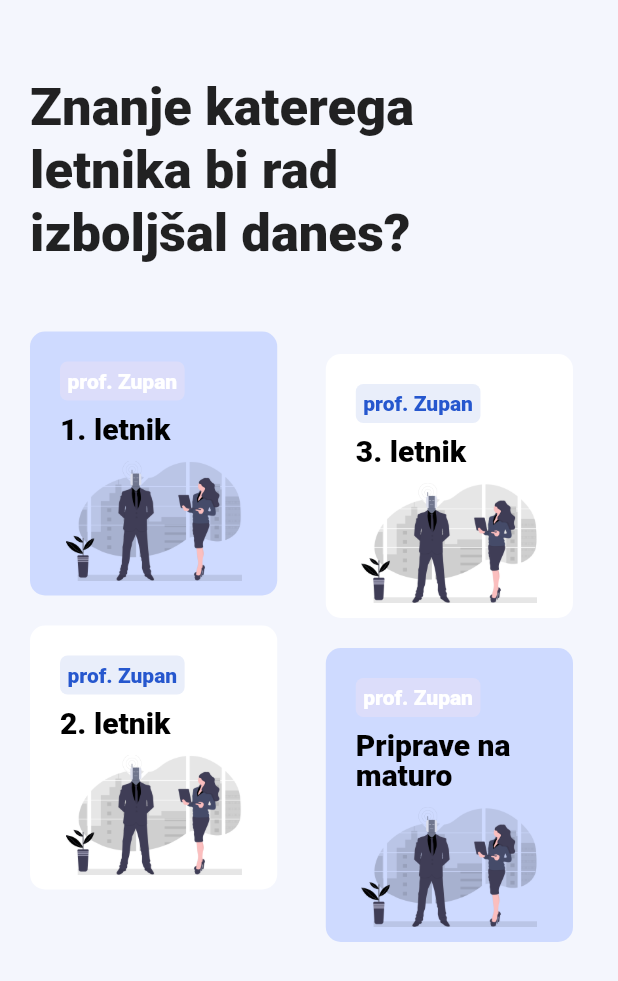
After one commit to MatejAleksov/fizika_flutter, a Flutter app: the screen it shows after launch, after a tap on "Nadaljuj v učbenik", on a phone screen of 412 x 824 dp. The commit adds this screen. Shown: the top 981 px of the screen. Run offline on Flutter 3.47's test engine with Material 2 defaults, Android fonts, the phone set to English and light mode, and no system bars; Roboto replaces fonts that are missing (Montserrat); project files that could hold a hidden picture were left out.

Commit message:
Revert "Modifications pero"

```diff
--- /dev/null
+++ b/lib/MainPage.dart
@@ -0,0 +1,124 @@
+import 'package:flutter/cupertino.dart';
+import 'package:flutter/material.dart';
+
+class MainPage extends StatelessWidget {
+  @override
+  Widget build(BuildContext context) {
+    return MaterialApp(
+      debugShowCheckedModeBanner: false,
+      home: mainPage(),
+    );
+  }
+}
+
+class mainPage extends StatefulWidget {
+  @override
+  _mainPageState createState() => _mainPageState();
+}
+
+class _mainPageState extends State<mainPage> {
+  @override
+  Widget build(BuildContext context) {
+    return Scaffold(
+      backgroundColor: Color(0xfff4f6fd),
+      body: Container(
+        padding:  EdgeInsets.only(top: 40, left: 20, right: 30),
+        child: Column(
+          crossAxisAlignment: CrossAxisAlignment.start,
+           children: <Widget>[
+             SizedBox(height: 10,),
+             Text("Znanje katerega\nletnika bi rad\nizboljšal danes?", style: TextStyle(
+               fontSize: 35,
+               height: 1.2,
+               fontWeight: FontWeight.w900,
+               fontFamily: 'Montserrat'
+             ),),
+             SizedBox(
+                 height:10,
+             ),
+             Expanded(
+               child: SingleChildScrollView(
+                 child: Row(
+                   mainAxisAlignment: MainAxisAlignment.spaceBetween,
+                   children: <Widget> [
+                     Container(
+                       width: MediaQuery.of(context).size.width*0.4,
+                       child: Column(
+                         mainAxisAlignment: MainAxisAlignment.spaceBetween,
+                         children: <Widget>[
+                           courseWidget('prof. Zupan', '1. letnik', 'learn', Color(0xffbdcddfa), Color(0xffcedaff)),
+                           SizedBox(height: 20),
+                           courseWidget('prof. Zupan', '2. letnik', 'learn', Color(0xffe9eefa), Colors.white),
+                         ],
+                       ),
+                     ),
+                     Container(
+                       width: MediaQuery.of(context).size.width*0.4,
+                       child: Column(
+                         mainAxisAlignment: MainAxisAlignment.spaceBetween,
+                         children: <Widget>[
+                           SizedBox(height: 50,),
+                           courseWidget('prof. Zupan', '3. letnik', 'learn', Color(0xffe9eefa), Colors.white),
+                           SizedBox(height: 20),
+                           courseWidget('prof. Zupan', 'Priprave na maturo', 'learn', Color(0xffbdcddfa), Color(0xffcedaff)),
+                         ],
+                       ),
+                     )
+                   ],
+                 ),
+               ),
+             )
+           ],
+        ),
+      ),
+    );
+  }
+  Container courseWidget(String professor, String letnik, String image, Color categoryColor, Color bgColor)
+  {
+     return Container(
+       padding: EdgeInsets.only(top: 20, right: 20, left: 20, bottom: 10),
+       decoration: BoxDecoration(
+         color: bgColor,
+         borderRadius: BorderRadius.all(Radius.circular(10))
+       ),
+       child: InkWell(
+         onTap: (){},
+         child: Column(
+           crossAxisAlignment: CrossAxisAlignment.start,
+           children: <Widget>[
+              Container(
+                padding: EdgeInsets.all(5),
+                decoration: BoxDecoration(
+                  color: categoryColor,
+                  borderRadius: BorderRadius.all(Radius.circular(5)),
+                ),
+                child: Text('$professor', style: TextStyle(
+                  color: (categoryColor == Color(0xffe9eefa) ? Color(0xff2657ce) : Colors.white),
+                  fontWeight: FontWeight.w900
+                ),),
+              ),
+             SizedBox(height: 10,),
+             Text('$letnik', style: TextStyle(
+               color: (bgColor == Color(0xffff5954) ? Colors.white : Colors.black),
+               fontSize: 20,
+               height: 1,
+               fontWeight: FontWeight.w900
+             ),),
+             SizedBox(height: 10,),
+             Hero(
+               tag: '$image',
+               child: Container(
+                 height: 80,
+                 decoration: BoxDecoration(
+                     image: DecorationImage(
+                         image: AssetImage('assets/image/$image.png')
+                     )
+                 ),
+               ),
+             )
+           ],
+         ),
+       ),
+     );
+  }
+}
--- a/lib/main.dart
+++ b/lib/main.dart
@@ -1,21 +1,119 @@
-import 'package:fizika_flutter/ui/home.page.dart';
-import 'package:fizika_flutter/ui/main.page.dart';
 import 'package:flutter/material.dart';
+import 'MainPage.dart';
 
 void main() {
-  runApp(App());
+  runApp(MyApp());
 }
 
-class App extends StatelessWidget {
+class MyApp extends StatelessWidget {
+  // This widget is the root of your application.
+
   @override
   Widget build(BuildContext context) {
     return MaterialApp(
       debugShowCheckedModeBanner: false,
-      theme: ThemeData(fontFamily: 'Montserrat'),
+      theme: ThemeData(
+        fontFamily: 'Montserrat'
+      ),
+      home: MyHomePage(),
       routes: {
-        HomePage.ROUTE_NAME: (context) => HomePage(),
-        MainPage.ROUTE_NAME: (context) => MainPage(),
+        '/MainPage' : (context)=>MainPage(),
       },
     );
   }
 }
+
+class MyHomePage extends StatefulWidget {
+  @override
+  _MyHomePageState createState() => _MyHomePageState();
+}
+
+class _MyHomePageState extends State<MyHomePage> {
+  @override
+  Widget build(BuildContext context) {
+    return Scaffold(
+      backgroundColor: Color(0xffff6a65),
+      body: Column(
+        mainAxisAlignment: MainAxisAlignment.end,
+        crossAxisAlignment: CrossAxisAlignment.start,
+        children: <Widget>[
+          Container(
+            padding:  EdgeInsets.only(left: 30),
+            child: Column(
+              crossAxisAlignment: CrossAxisAlignment.start,
+              children: <Widget>[
+                Container(
+                  child: Text("Spletni učbenik", style: TextStyle(
+                    color: Colors.white,
+                    fontSize: 40,
+                    fontWeight: FontWeight.w900,
+                    height: 1.2
+                  ),),
+                ),
+                Container(
+                  child: Text("za fiziko", style: TextStyle(
+                    color: Colors.white,
+                    fontSize: 35,
+                    fontWeight: FontWeight.w900,
+                    height: 1.2
+                  ),),
+                ),
+                Container(
+                  child: Text("z rešenimi vajami", style: TextStyle(
+                      color: Colors.white,
+                      fontSize: 20,
+                      fontWeight: FontWeight.w100,
+                      height: 1.2
+                  ),),
+                  margin: EdgeInsets.only(bottom: 110),
+                )
+              ],
+            ),
+          ),
+          Stack(
+            children: <Widget>[
+               Container(
+                 alignment: Alignment.bottomCenter,
+                 height: MediaQuery.of(context).size.height*0.6,
+                 width: MediaQuery.of(context).size.width,
+                 decoration: BoxDecoration(
+                   image: DecorationImage(
+                     image: AssetImage('assets/image/3733781-removebg.png'),
+                     fit: BoxFit.cover,
+                   ),
+                 ),
+               ),
+              Positioned(
+                bottom: 30,
+                left: 20,
+                right: 20,
+                child: Center(
+                  child: InkWell(
+                    onTap: (){openMainPage();},
+                    child: Container(
+                      padding: EdgeInsets.symmetric(horizontal: 70, vertical: 15),
+                      margin: EdgeInsets.only(bottom: 5),
+                       decoration: BoxDecoration(
+                         color: Colors.white,
+                         borderRadius: BorderRadius.all(Radius.circular(40)),
+                       ),
+                      child: Text("Nadaljuj v učbenik", style: TextStyle(
+                        fontFamily: "Montserrat",
+                        fontWeight: FontWeight.w700,
+                        fontSize: 18
+                      ),),
+                    ),
+                  ),
+                ),
+              )
+            ],
+          )
+        ],
+      ),
+    );
+  }
+  void openMainPage()
+  {
+     Navigator.pushNamed(context, '/MainPage');
+  }
+}
```
Also changed, not shown: lib/ui/home.page.dart (deleted, +0 -113 lines), lib/ui/main.page.dart (deleted, +0 -134 lines), pubspec.lock, 2 other files.
